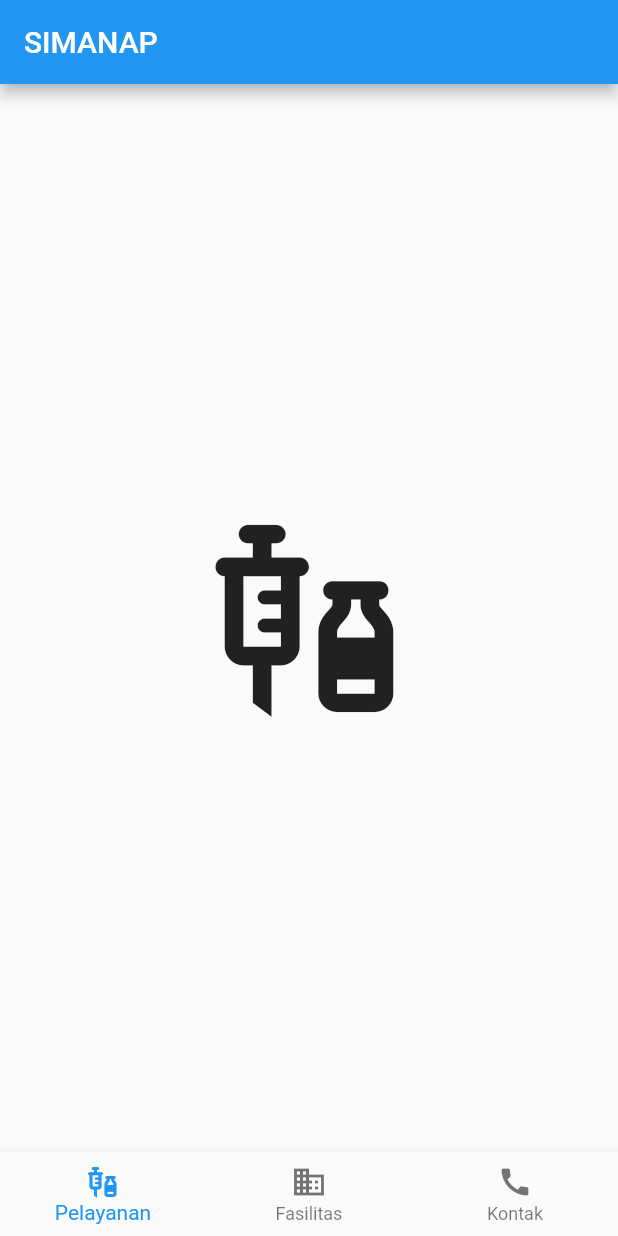
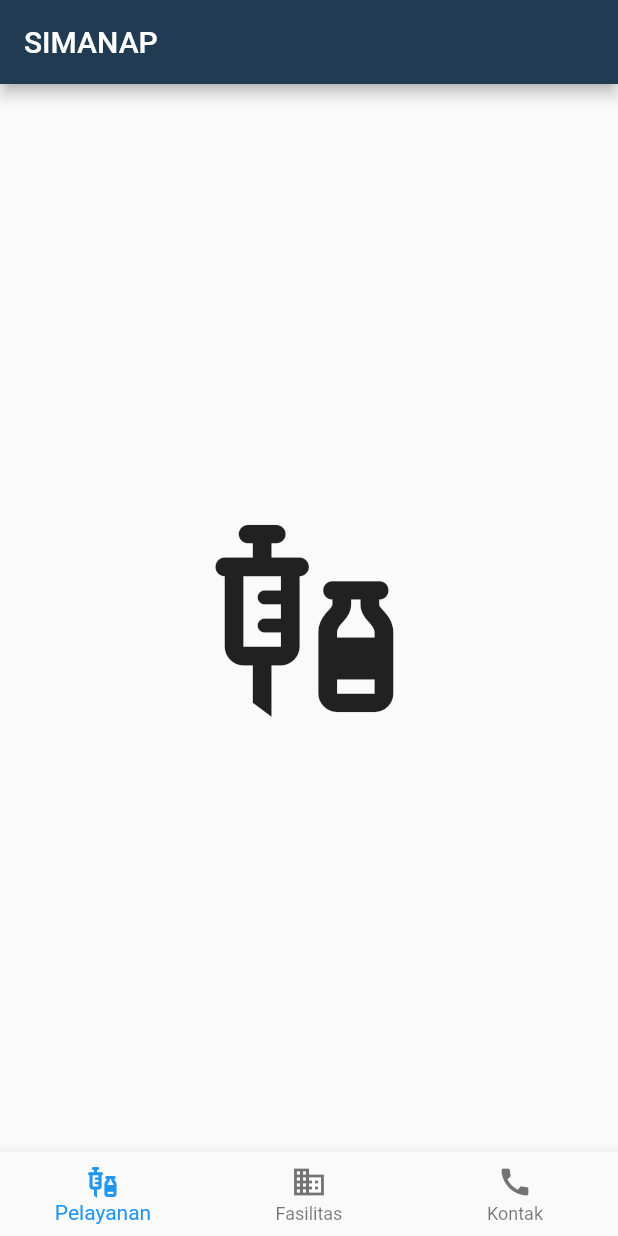
Before and after one commit to Fajri2R/simanap_mobile, a Flutter app: the screen it shows after launch, on a phone screen of 412 x 824 dp. Run offline on Flutter 3.47's test engine with Material 2 defaults, Android fonts, the phone set to English and light mode, and no system bars; our stand-ins replace get.

```diff
--- a/lib/home_screen.dart
+++ /dev/null
@@ -1,98 +0,0 @@
-import 'package:flutter/material.dart';
-
-class HomeScreen extends StatefulWidget {
-  const HomeScreen({Key? key}) : super(key: key);
-
-  @override
-  State<HomeScreen> createState() => _BasicBottomNavBarState();
-}
-
-class _BasicBottomNavBarState extends State<HomeScreen> {
-  int _selectedIndex = 0;
-  late List<Widget> _pages; // Deklarasikan _pages sebagai late variable
-
-  @override
-  void initState() {
-    super.initState();
-    _pages = <Widget>[
-      const Icon(
-        Icons.vaccines,
-        size: 150,
-      ),
-      const Icon(
-        Icons.business,
-        size: 150,
-      ),
-      _buildKontakCard(), // Memanggil fungsi untuk menampilkan card kontak
-    ];
-  }
-
-  Widget _buildKontakCard() {
-    return Card(
-      shape: RoundedRectangleBorder(
-        borderRadius: BorderRadius.circular(10.0),
-        side: const BorderSide(color: Colors.black, width: 1.0),
-      ),
-      margin: const EdgeInsets.all(10.0),
-      child: const Padding(
-        padding: EdgeInsets.all(10.0),
-        child: Column(
-          children: <Widget>[
-            Text(
-              'Informasi Kontak',
-              style: TextStyle(
-                fontWeight: FontWeight.bold,
-                fontSize: 18.0,
-              ),
-            ),
-            SizedBox(height: 10.0),
-            Text(
-              'Nomor Telepon: 123-456-789',
-              style: TextStyle(fontSize: 16.0),
-            ),
-            Text(
-              'Alamat Email: example@email.com',
-              style: TextStyle(fontSize: 16.0),
-            ),
-          ],
-        ),
-      ),
-    );
-  }
-
-  void _onItemTapped(int index) {
-    setState(() {
-      _selectedIndex = index;
-    });
-  }
-
-  @override
-  Widget build(BuildContext context) {
-    return Scaffold(
-      appBar: AppBar(
-        title: const Text('SIMANAP'),
-      ),
-      body: Center(
-        child: _pages.elementAt(_selectedIndex),
-      ),
-      bottomNavigationBar: BottomNavigationBar(
-        items: const <BottomNavigationBarItem>[
-          BottomNavigationBarItem(
-            icon: Icon(Icons.vaccines),
-            label: 'Pelayanan',
-          ),
-          BottomNavigationBarItem(
-            icon: Icon(Icons.business),
-            label: 'Fasilitas',
-          ),
-          BottomNavigationBarItem(
-            icon: Icon(Icons.call),
-            label: 'Kontak',
-          ),
-        ],
-        currentIndex: _selectedIndex,
-        onTap: _onItemTapped,
-      ),
-    );
-  }
-}
--- a/lib/main.dart
+++ b/lib/main.dart
@@ -1,6 +1,6 @@
 import 'package:flutter/material.dart';
 import 'package:get/get.dart';
-import 'package:simanap_mobile/home_screen.dart';
+import 'package:simanap_mobile/main_screen.dart';
 import 'package:simanap_mobile/splash_screen.dart';
 
 void main() {
@@ -20,7 +20,7 @@ class MainApp extends StatelessWidget {
           if (snapshot.connectionState == ConnectionState.waiting) {
             return const SplashScreen();
           } else {
-            return const HomeScreen();
+            return const MainScreen();
           }
         },
       ),
--- /dev/null
+++ b/lib/main_screen.dart
@@ -0,0 +1,118 @@
+import 'package:flutter/material.dart';
+
+class MainScreen extends StatefulWidget {
+  const MainScreen({Key? key}) : super(key: key);
+
+  @override
+  State<MainScreen> createState() => _MainScreenState();
+}
+
+class _MainScreenState extends State<MainScreen> {
+  int _selectedIndex = 0;
+  late List<Widget> _pages;
+  late PageController _pageController;
+
+  @override
+  void initState() {
+    super.initState();
+    _pages = <Widget>[
+      const Icon(
+        Icons.vaccines,
+        size: 150,
+      ),
+      const Icon(
+        Icons.business,
+        size: 150,
+      ),
+      _buildKontakCard(),
+    ];
+
+    _pageController = PageController(initialPage: _selectedIndex);
+  }
+
+  Widget _buildKontakCard() {
+    return SingleChildScrollView(
+      child: Card(
+        shape: RoundedRectangleBorder(
+          borderRadius: BorderRadius.circular(10.0),
+          side: const BorderSide(color: Colors.black, width: 1.0),
+        ),
+        margin: const EdgeInsets.all(10.0),
+        child: const Padding(
+          padding: EdgeInsets.all(10.0),
+          child: Column(
+            children: <Widget>[
+              Text(
+                'Informasi Kontak',
+                style: TextStyle(
+                  fontWeight: FontWeight.bold,
+                  fontSize: 18.0,
+                ),
+              ),
+              SizedBox(height: 10.0),
+              Text(
+                'Nomor Telepon: 123-456-789',
+                style: TextStyle(fontSize: 16.0),
+              ),
+              Text(
+                'Alamat Email: example@email.com',
+                style: TextStyle(fontSize: 16.0),
+              ),
+            ],
+          ),
+        ),
+      ),
+    );
+  }
+
+  void _onItemTapped(int index) {
+    _pageController.animateToPage(
+      index,
+      duration: const Duration(milliseconds: 300),
+      curve: Curves.ease,
+    );
+  }
+
+  @override
+  void dispose() {
+    _pageController.dispose();
+    super.dispose();
+  }
+
+  @override
+  Widget build(BuildContext context) {
+    return Scaffold(
+      appBar: AppBar(
+        title: const Text('SIMANAP'),
+        backgroundColor: const Color(0xFF213B52),
+      ),
+      body: PageView(
+        controller: _pageController,
+        children: _pages,
+        onPageChanged: (index) {
+          setState(() {
+            _selectedIndex = index;
+          });
+        },
+      ),
+      bottomNavigationBar: BottomNavigationBar(
+        items: const <BottomNavigationBarItem>[
+          BottomNavigationBarItem(
+            icon: Icon(Icons.vaccines),
+            label: 'Pelayanan',
+          ),
+          BottomNavigationBarItem(
+            icon: Icon(Icons.business),
+            label: 'Fasilitas',
+          ),
+          BottomNavigationBarItem(
+            icon: Icon(Icons.call),
+            label: 'Kontak',
+          ),
+        ],
+        currentIndex: _selectedIndex,
+        onTap: _onItemTapped,
+      ),
+    );
+  }
+}
```
